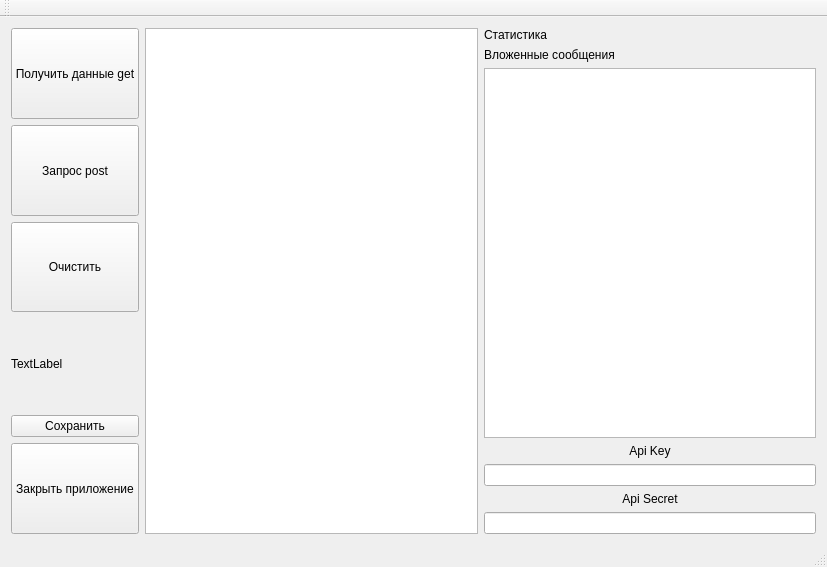
predbannikov/cryptopia_client, file mainwindow.ui: the form before one commit.
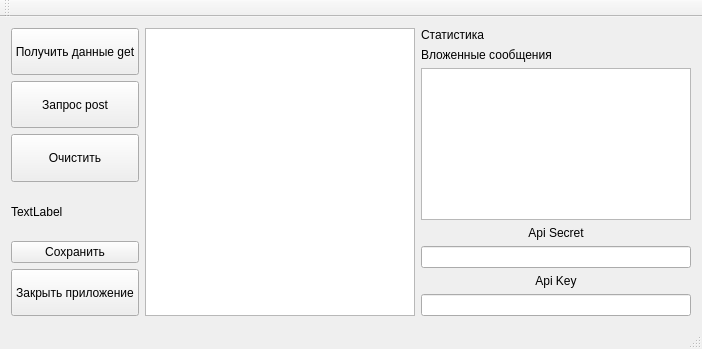
The form after the commit.

```diff
--- a/mainwindow.ui
+++ b/mainwindow.ui
@@ -6,8 +6,8 @@
    <rect>
     <x>0</x>
     <y>0</y>
-    <width>827</width>
-    <height>567</height>
+    <width>702</width>
+    <height>349</height>
    </rect>
   </property>
   <property name="windowTitle">
@@ -139,7 +139,7 @@
         <item>
          <widget class="QLabel" name="label">
           <property name="text">
-           <string>Api Key</string>
+           <string>Api Secret</string>
           </property>
           <property name="alignment">
            <set>Qt::AlignCenter</set>
@@ -152,7 +152,7 @@
         <item>
          <widget class="QLabel" name="label_2">
           <property name="text">
-           <string>Api Secret</string>
+           <string>Api Key</string>
           </property>
           <property name="alignment">
            <set>Qt::AlignCenter</set>
```
Left out of the diff: 2 changed lines with no effect on the pictures.
